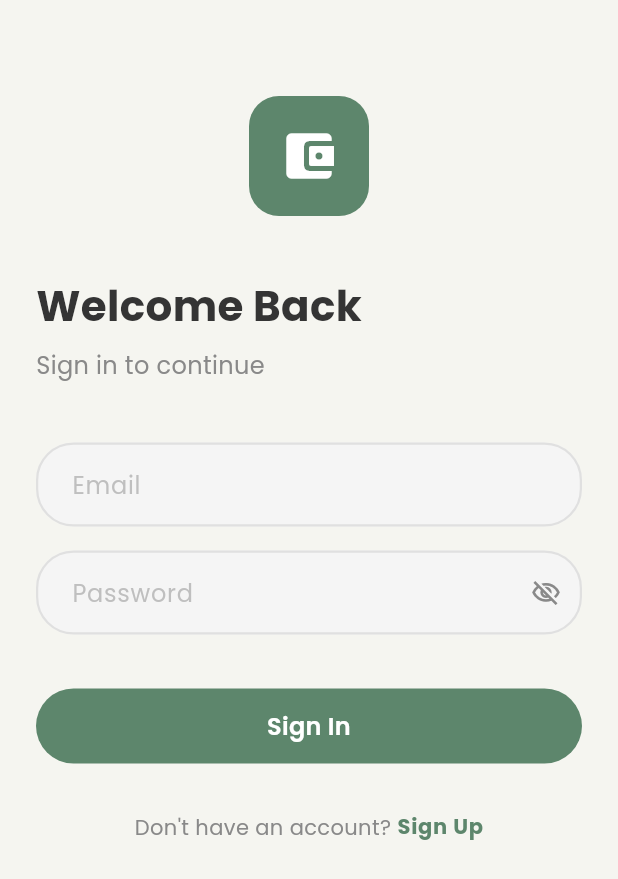
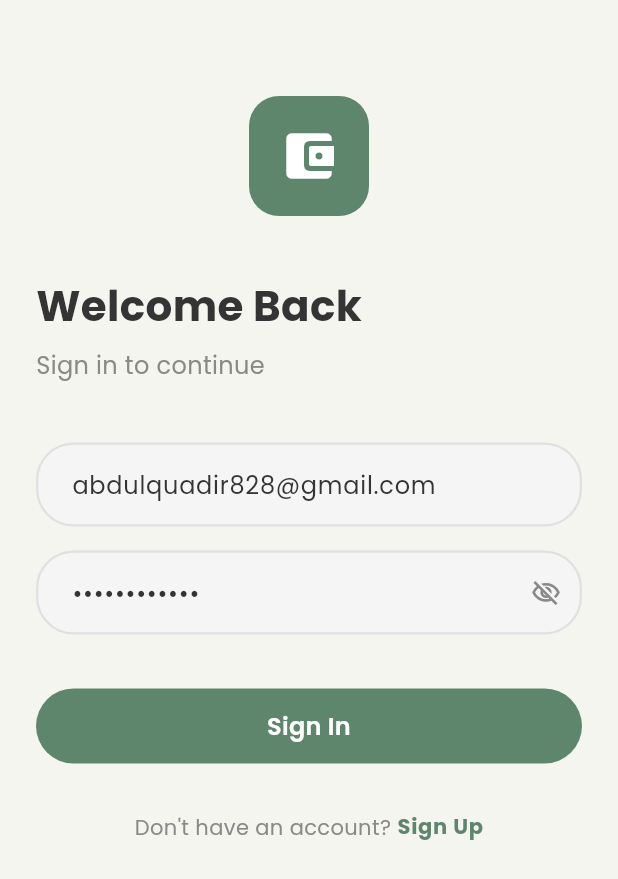
Before and after one commit to kookiesagency/klarity, a Flutter app: the screen it shows after launch, on a phone screen of 412 x 824 dp. Shown: the top 879 px of the screen. Run offline on Flutter 3.47's test engine with Material 3 defaults, Android fonts, the phone set to English and light mode, and no system bars; our stand-ins replace fl_chart, flutter_riverpod, google_fonts, local_auth, shared_preferences, supabase_flutter; accounts and stored records are empty.

Commit message:
Pre-fill login credentials and rebuild web

```diff
--- a/lib/features/auth/presentation/screens/login_screen.dart
+++ b/lib/features/auth/presentation/screens/login_screen.dart
@@ -23,6 +23,13 @@
   final _passwordController = TextEditingController();
   bool _obscurePassword = true;
   bool _isLoading = false;
+
+  @override
+  void initState() {
+    super.initState();
+    _emailController.text = 'abdulquadir828@gmail.com';
+    _passwordController.text = '24April1996@';
+  }
 
   @override
   void dispose() {
```
Also changed, not shown: 3 other files.
